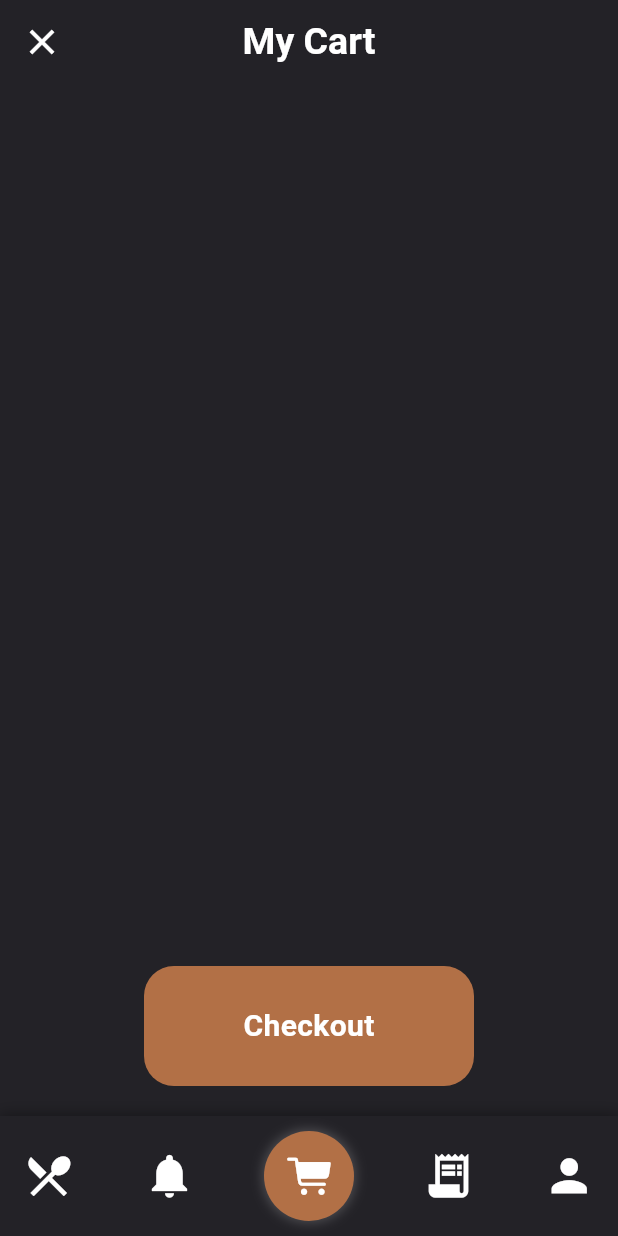
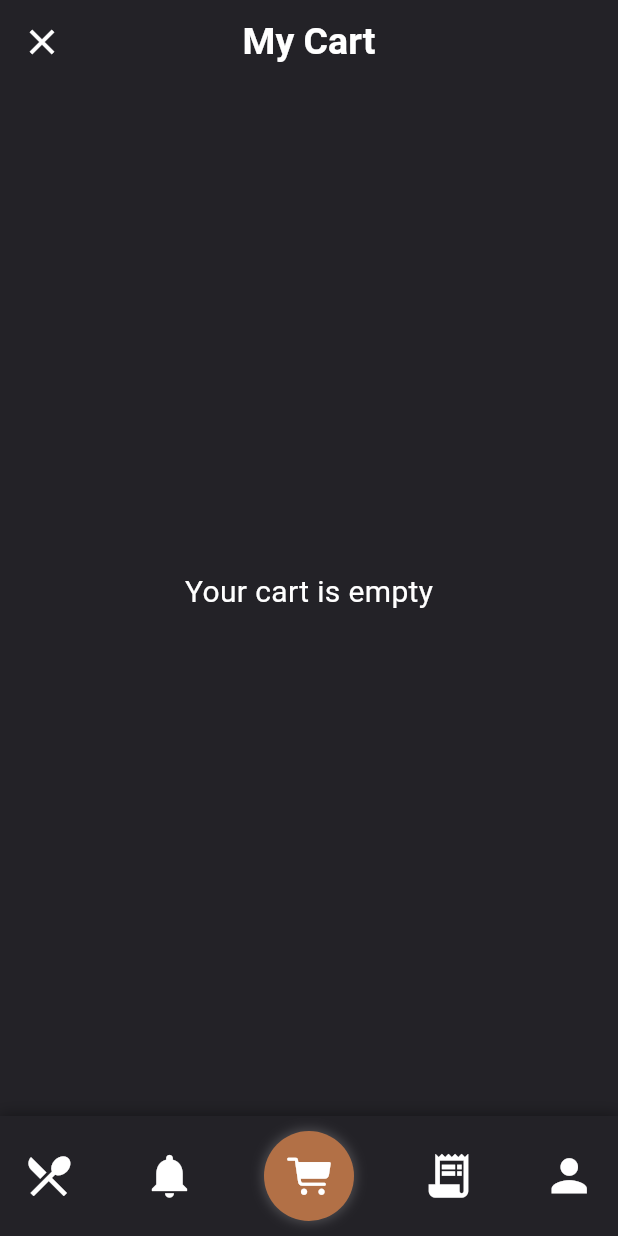
Before and after one commit to orneeislam2-cyber/CafeSync, a Flutter app: the MyCartPage screen opened directly, on a phone screen of 412 x 824 dp. Run offline on Flutter 3.47's test engine with Material 3 defaults, Android fonts, the phone set to English and light mode, and no system bars; our stand-ins replace firebase_auth, firebase_core, google_fonts; accounts and stored records are empty; network calls fail.

Commit message:
Added cart feature and updated UI components

```diff
--- /dev/null
+++ b/lib/constant/cart_item.dart
@@ -0,0 +1,13 @@
+import 'item_model.dart';
+
+class CartItem {
+  final Item item;
+  int quantity;
+
+  CartItem(
+      {
+    required this.item,
+    this.quantity = 1,
+  }
+  );
+}
--- a/lib/page/forgotpassword.dart
+++ b/lib/page/forgotpassword.dart
@@ -43,6 +43,7 @@ class _ForgotPasswordState extends State<ForgotPassword> {
         appBar:AppBar(
             backgroundColor: const  Color(0xFFFFFFFF),//Color(0xFF232227),
             centerTitle: true,
+          leadingWidth: 140,
             leading: GestureDetector(
               onTap: () {
                 Navigator.pushReplacement(
--- a/lib/page/home.dart
+++ b/lib/page/home.dart
@@ -5,6 +5,8 @@ import 'package:flutter/material.dart';
 import 'package:google_fonts/google_fonts.dart';
 import 'package:cafesync/constant/item_model.dart';
 import 'package:cafesync/page/login_screen.dart';
+import 'package:cafesync/page/logout.dart';
+
 
 
 class Home extends StatelessWidget {
@@ -125,7 +127,7 @@ class Home extends StatelessWidget {
             Navigator.push(
               context,
               MaterialPageRoute(
-                builder: (context) => const LoginScreen(),
+                builder: (context) => const Logout(),
               ),
             );
           },
@@ -140,7 +142,7 @@ class Home extends StatelessWidget {
                 Icon(Icons.person, color: Colors.white, size: 18),
                 SizedBox(width: 5),
                 Text(
-                  "Login",
+                  "Logout",
                   style: TextStyle(
                     color: Colors.white,
                     fontWeight: FontWeight.bold,
--- a/lib/page/my_cart_page.dart
+++ b/lib/page/my_cart_page.dart
@@ -2,7 +2,8 @@ import 'package:cafesync/page/home.dart';
 import 'package:cafesync/widget/home_nav_bar.dart';
 import 'package:flutter/material.dart';
 import 'package:cafesync/widget/order_now_bar.dart';
-class MyCartPage extends StatelessWidget {
+import 'package:cafesync/constant/cart_data.dart';
+/*class MyCartPage extends StatelessWidget {
   const MyCartPage({super.key});
 
   @override
@@ -51,4 +52,187 @@ class MyCartPage extends StatelessWidget {
       ),
     );
   }
+}*/
+class MyCartPage extends StatefulWidget {
+  const MyCartPage({super.key});
+
+  @override
+  State<MyCartPage> createState() => _MyCartPageState();
 }
+
+class _MyCartPageState extends State<MyCartPage> {
+  @override
+  Widget build(BuildContext context) {
+    return Scaffold(
+        backgroundColor: const Color(0xFF232227),
+
+
+        appBar: AppBar(
+          backgroundColor: const Color(0xFF232227),
+          centerTitle: true,
+          leading: IconButton(
+            icon: Icon(
+              Icons.close,
+              color: Colors.white,
+              size: 28,
+            ),
+            onPressed: () {
+              Navigator.pushReplacement(context,
+                  MaterialPageRoute(builder: (_) => const Home()));
+            },
+          ),
+          title: const Text(
+            "My Cart",
+            style: TextStyle(
+              color: Colors.white,
+              fontSize: 25,
+              fontWeight: FontWeight.bold,
+            ),
+          ),
+        ),
+
+
+
+      body:CartData.cartItems.isEmpty
+          ? const Center(
+        child: Text(
+          "Your cart is empty",
+          style: TextStyle(color: Colors.white, fontSize: 20),
+        ),
+      )
+          : ListView.builder(
+        itemCount: CartData.cartItems.length,
+        itemBuilder: (context, index) {
+          final cartItem = CartData.cartItems[index];
+
+          return Card(
+            color: Colors.black,
+            margin: const EdgeInsets.all(10),
+            child: ListTile(
+              leading: Image.asset(cartItem.item.image, width: 50),
+
+              title: Text(
+                cartItem.item.name,
+                style: const TextStyle(color: Colors.white),
+              ),
+
+              subtitle: Row(
+                children: [
+
+                  IconButton(
+                    onPressed: () {
+                      setState(() {
+                        CartData.decreaseQuantity(index);
+                      });
+                    },
+                    icon: const Icon(Icons.remove, color: Colors.white),
+                  ),
+
+                  Text(
+                    cartItem.quantity.toString(),
+                    style: const TextStyle(color: Colors.white),
+                  ),
+
+
+                  IconButton(
+                    onPressed: () {
+                      setState(() {
+                        CartData.increaseQuantity(index);
+                      });
+                    },
+                    icon: const Icon(Icons.add, color: Colors.white),
+                  ),
+                ],
+              ),
+
+              trailing: Column(
+                mainAxisSize: MainAxisSize.min,
+                children: [
+
+                  Text(
+                    "${cartItem.item.price * cartItem.quantity} Tk",
+                    style: const TextStyle(color: Colors.white),
+                  ),
+
+
+                  IconButton(
+                    onPressed: () {
+                      setState(() {
+                        CartData.removeItem(index);
+                      });
+                    },
+                    icon: const Icon(Icons.delete, color: Colors.white,size: 20),
+
+                  ),
+                ],
+              ),
+            ),
+          );
+        },
+      ),
+
+    /*  bottomNavigationBar: Column(
+        mainAxisSize: MainAxisSize.min,
+        children: [
+
+          Container(
+            padding: const EdgeInsets.symmetric(horizontal: 15, vertical: 10),
+            color: const Color(0xFF232227),
+            child: Row(
+              mainAxisAlignment: MainAxisAlignment.spaceBetween,
+              children: [
+                Text(
+                  "Total: ${CartData.getTotalPrice()} Tk",
+                  style: const TextStyle(
+                    color: Colors.white,
+                    fontSize: 22,
+                    fontWeight: FontWeight.bold,
+                  ),
+                ),
+
+                const OrderNowBar(),
+              ],
+            ),
+          ),
+          const SizedBox(height: 10),
+          const HomeNavBar(),
+        ],
+      ),*/
+      bottomNavigationBar: Column(
+        mainAxisSize: MainAxisSize.min,
+        children: [
+
+          if (CartData.cartItems.isNotEmpty)
+            Container(
+              padding: const EdgeInsets.symmetric(horizontal: 15, vertical: 8),
+              color: const Color(0xFF232227),
+              child: Row(
+                children: [
+                  Text(
+                    "Total: ${CartData.getTotalPrice()} Tk",
+                    style: const TextStyle(
+                      color: Colors.white,
+                      fontSize: 22,
+                      fontWeight: FontWeight.bold,
+                    ),
+                  ),
+                ],
+              ),
+            ),
+
+
+          if (CartData.cartItems.isNotEmpty)
+            Padding(
+              padding: const EdgeInsets.symmetric(horizontal: 15, vertical: 8),
+              child: const OrderNowBar(),
+            ),
+
+          const SizedBox(height: 10),
+
+
+          const HomeNavBar(),
+        ],
+      ),
+    );
+  }
+}
--- a/lib/widget/home_nav_bar.dart
+++ b/lib/widget/home_nav_bar.dart
@@ -5,6 +5,7 @@ import 'package:cafesync/page/logout.dart';
 import 'package:cafesync/page/my_cart_page.dart';
 import 'package:flutter/cupertino.dart';
 import 'package:flutter/material.dart';
+import 'package:cafesync/page/order_page.dart';
 
 class HomeNavBar extends StatelessWidget {
   const HomeNavBar({super.key});
@@ -79,13 +80,22 @@ class HomeNavBar extends StatelessWidget {
               ),
             ),
           ),
-
-          Icon(
+    InkWell(
+    onTap: () {
+    Navigator.pushReplacement(
+    context,
+    MaterialPageRoute(
+    builder: (context) => const OrderPage (),
+    ),
+    );
+    },
+    child:Icon(
             Icons.receipt_long,
             color: Colors.white,
             size: 35,
           ),
 
+    ),
           InkWell(
             onTap: () {
               Navigator.pushReplacement(
```
Also changed, not shown: lib/constant/cart_data.dart (added, +42 -0 lines), lib/page/single_item_page.dart (+6 -3 lines), lib/widget/single_item_nev_bar.dart (+15 -8 lines).
